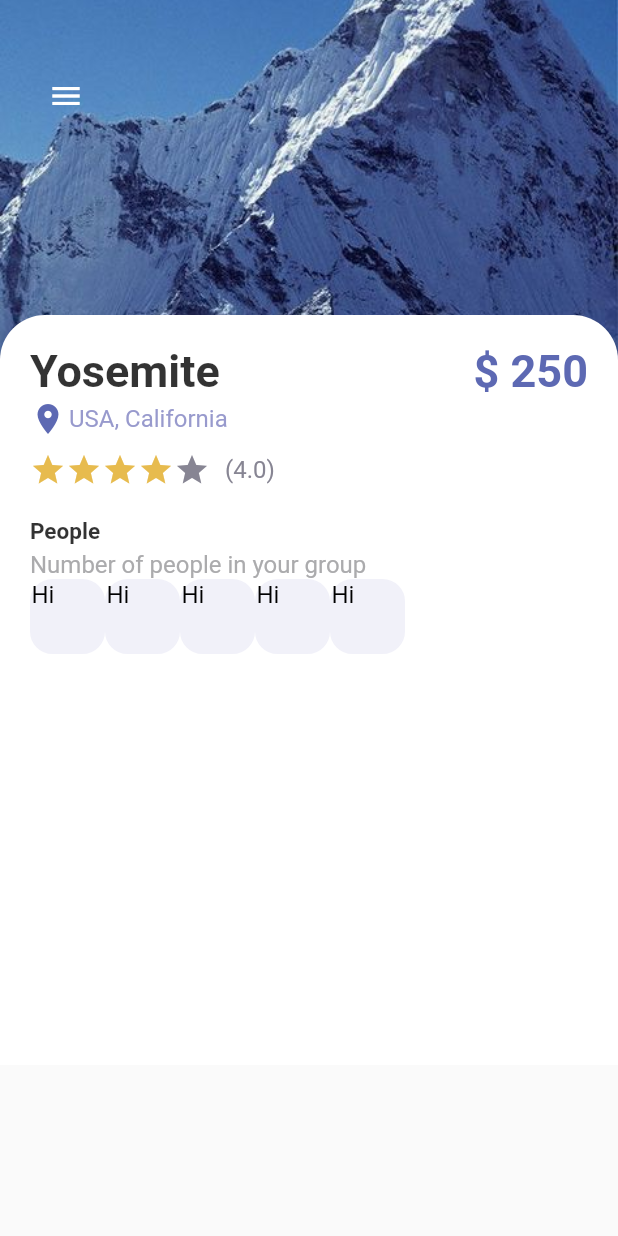
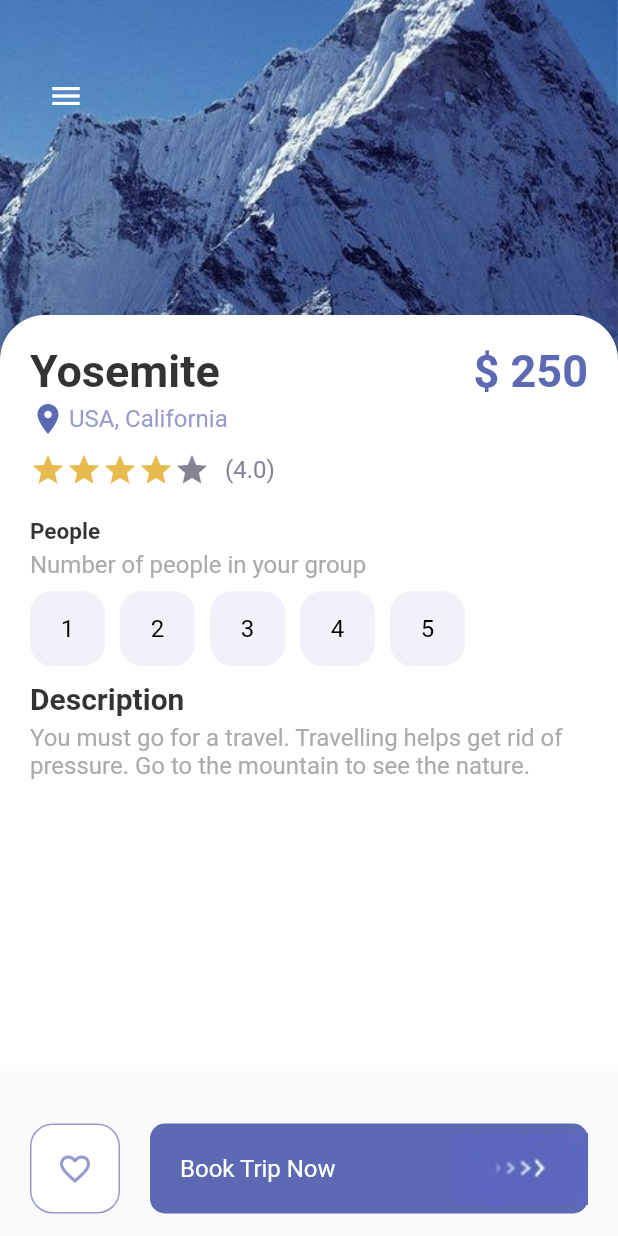
Before and after one commit to nshizirungu203/Flutter-Demo, a Flutter app: the DetailPage screen opened directly, on a phone screen of 412 x 824 dp. Run offline on Flutter 3.47's test engine with Material 2 defaults, Android fonts, the phone set to English and light mode, and no system bars; our stand-ins replace bloc, equatable, flutter_bloc.

Commit message:
Flutter-Demo App

```diff
--- /dev/null
+++ b/lib/cubit/app_cubit_states.dart
@@ -0,0 +1,30 @@
+import 'package:equatable/equatable.dart';
+import 'package:flutter_cubit/model/data_model.dart';
+
+abstract class CubitStates extends Equatable{}
+
+class InitialState extends CubitStates{
+  @override
+  // TODO: implement props
+  List<Object> get props => [];
+}
+
+class WelcomeState extends CubitStates{
+  @override
+  // TODO: implement props
+  List<Object> get props => [];
+}
+
+class LoadingState extends CubitStates{
+  @override
+  // TODO: implement props
+  List<Object> get props => [];
+}
+
+class LoadedState extends CubitStates{
+  LoadedState(this.places);
+  final List<DataModel> places;
+  @override
+  // TODO: implement props
+  List<Object> get props => [places];
+}
--- /dev/null
+++ b/lib/cubit/app_cubits.dart
@@ -0,0 +1,21 @@
+import 'package:bloc/bloc.dart';
+import 'package:flutter_cubit/cubit/app_cubit_states.dart';
+import 'package:flutter_cubit/services/data_services.dart';
+
+class AppCubits extends Cubit<CubitStates>{
+  AppCubits({required this.data}) : super(InitialState()){
+    emit(WelcomeState());
+  }
+  final DataServices data;
+  late final places;
+  void getData() async{
+    try{
+      emit(LoadingState());
+      places = await data.getInfo();
+      emit(LoadedState(places));
+    }catch(e){
+      print(e);
+    }
+  }
+
+}
--- /dev/null
+++ b/lib/model/data_model.dart
@@ -0,0 +1,29 @@
+import 'package:flutter/foundation.dart';
+
+class DataModel{
+  String name;
+  String img;
+  int price;
+  int people;
+  int stars;
+  String description;
+  String location;
+  DataModel({
+    required this.name,
+    required this.img,
+    required this.price,
+    required this.people,
+    required this.stars,
+    required this.description,
+    required this.location,
+  });
+  factory DataModel.fromJson(Map<String, dynamic> json){
+    return DataModel(name: json["name"],
+    img: json["img"],
+    price: json["price"],
+    people: json["people"],
+    stars: json["stars"],
+    description: json["description"],
+    location: json["location"]);
+  }
+}
--- a/lib/pages/detail_page.dart
+++ b/lib/pages/detail_page.dart
@@ -4,6 +4,7 @@ import 'package:flutter_cubit/misc/colors.dart';
 import 'package:flutter_cubit/widgets/app_buttons.dart';
 import 'package:flutter_cubit/widgets/app_large_text.dart';
 import 'package:flutter_cubit/widgets/app_text.dart';
+import 'package:flutter_cubit/widgets/responsive_button.dart';
 
 class DetailPage extends StatefulWidget {
   const DetailPage({Key? key}) : super(key: key);
@@ -14,6 +15,7 @@ class DetailPage extends StatefulWidget {
 
 class _DetailPageState extends State<DetailPage> {
   int gottenStars = 4;
+  int selectedIndex=-1;
   @override
   Widget build(BuildContext context) {
     return Scaffold(
@@ -93,18 +95,53 @@ class _DetailPageState extends State<DetailPage> {
                       AppLargeText(text: "People", color: Colors.black.withOpacity(0.8),size: 15,),
                       SizedBox(height: 4,),
                       AppText(text: "Number of people in your group", color: AppColors.mainTextColor,),
+                      SizedBox(height: 8,),
                       Wrap(
                         children: List.generate(5, (index){
-                          return AppButtons(size: 50,
-                              color: Colors.black,
-                              backgroundColor: AppColors.buttonBackground,
-                              borderColor: AppColors.buttonBackground,
-
+                          return InkWell(
+                            onTap: (){
+                            setState(() {
+                              selectedIndex=index;
+                            });
+                            },
+                            child: Container(
+                              margin: const EdgeInsets.only(right: 10),
+                              child: AppButtons(size: 50,
+                                  color: selectedIndex==index?Colors.white:Colors.black,
+                                  backgroundColor: selectedIndex==index?Colors.black:AppColors.buttonBackground,
+                                  borderColor: selectedIndex==index?Colors.black:AppColors.buttonBackground,
+                                  text: (index+1).toString(),
+                              ),
+                            ),
                           );
                         }),
-                      )
+                      ),
+                      SizedBox(height: 10,),
+                      AppLargeText(text: "Description", color: Colors.black.withOpacity(0.8),size: 20,),
+                      SizedBox(height: 5,),
+                      AppText(text: "You must go for a travel. Travelling helps get rid of pressure. Go to the mountain to see the nature.", color: AppColors.mainTextColor,),
+                      SizedBox(height: 10,),
                     ],
                   ),
+            )),
+            Positioned(
+              bottom: 15,
+                left: 20,
+                right: 20,
+                child: Row(
+                  children: [
+                    AppButtons(size: 60,
+                        color: AppColors.textColor1,
+                        backgroundColor: Colors.white,
+                        borderColor: AppColors.textColor1,
+                    isIcon: true,
+                    icon: Icons.favorite_border,),
+                    SizedBox(width: 20,),
+                    ResponsiveButton(
+                      isResponsive: true,
+
+                    )
+                  ],
             ))
           ],
         ),
--- a/lib/widgets/app_buttons.dart
+++ b/lib/widgets/app_buttons.dart
@@ -34,7 +34,7 @@ class AppButtons extends StatelessWidget {
         borderRadius: BorderRadius.circular(15),
         color: backgroundColor,
       ),
-      child: isIcon==false?AppText(text: text!, color: Colors.black,):Icon(icon, color: color,),
+      child: isIcon==false?Center(child: AppText(text: text!, color: color,)): Center(child: Icon(icon, color: color,)),
 
     );
   }
--- a/lib/widgets/responsive_button.dart
+++ b/lib/widgets/responsive_button.dart
@@ -1,25 +1,31 @@
 import 'package:flutter/cupertino.dart';
+import 'package:flutter/material.dart';
 import 'package:flutter_cubit/misc/colors.dart';
+import 'package:flutter_cubit/widgets/app_text.dart';
 
 class ResponsiveButton extends StatelessWidget {
   bool? isResponsive;
   double? width;
-  ResponsiveButton({Key? key, this.width, this.isResponsive=false}) : super(key: key);
+  ResponsiveButton({Key? key, this.width=120, this.isResponsive=false}) : super(key: key);
 
   @override
   Widget build(BuildContext context) {
-    return Container(
-      width: width,
+    return Flexible(
+      child: Container(
+        width: isResponsive==true?double.maxFinite:width,
         height: 60,
         decoration: BoxDecoration(
           borderRadius: BorderRadius.circular(10),
           color: AppColors.mainColor
         ),
         child: Row(
-        mainAxisAlignment: MainAxisAlignment.center,
+          mainAxisAlignment: isResponsive==true?MainAxisAlignment.spaceBetween:MainAxisAlignment.center,
           children: [
+            isResponsive==true?Container(margin: const EdgeInsets.only(left: 20),
+                child: AppText(text: "Book Trip Now", color: Colors.white,)):Container(),
             Image.asset("img/button-one.png"),
           ],
+        ),
       ),
     );
   }
--- a/pubspec.yaml
+++ b/pubspec.yaml
@@ -35,9 +35,14 @@ dependencies:
   # Use with the CupertinoIcons class for iOS style icons.
   cupertino_icons: ^1.0.2
 
+  bloc:
+  flutter_bloc:
+  equatable:
+  http:
 dev_dependencies:
   flutter_test:
     sdk: flutter
+
 
   # The "flutter_lints" package below contains a set of recommended lints to
   # encourage good coding practices. The lint set provided by the package is
```
Also changed, not shown: lib/cubit/app_cubit_logics.dart (added, +37 -0 lines), lib/main.dart (+10 -1 lines), lib/pages/welcome_page.dart (+10 -1 lines), lib/services/data_services.dart (added, +25 -0 lines), pubspec.lock. Lines whose indentation alone changed are shown as unchanged.
